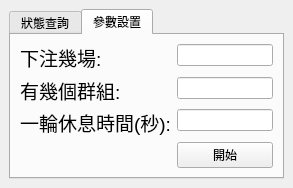
The window that GUI/Sport.ui (130347665/Sport_Auto_gambling_bet) describes before a commit, drawn with Qt 5.
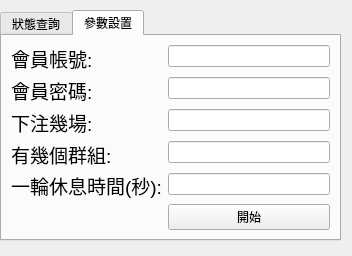
The same window after the commit.

The edit to the form file:
```diff
--- a/GUI/Sport.ui
+++ b/GUI/Sport.ui
@@ -6,8 +6,8 @@
    <rect>
     <x>0</x>
     <y>0</y>
-    <width>293</width>
-    <height>188</height>
+    <width>352</width>
+    <height>256</height>
    </rect>
   </property>
   <property name="windowTitle">
@@ -16,10 +16,10 @@
   <widget class="QWidget" name="widget" native="true">
    <property name="geometry">
     <rect>
-     <x>9</x>
-     <y>9</y>
-     <width>275</width>
-     <height>170</height>
+     <x>0</x>
+     <y>10</y>
+     <width>341</width>
+     <height>231</height>
     </rect>
    </property>
    <layout class="QGridLayout" name="gridLayout_2">
@@ -171,7 +171,7 @@
        <layout class="QGridLayout" name="gridLayout_3">
         <item row="0" column="0">
          <layout class="QFormLayout" name="formLayout_2">
-          <item row="0" column="0">
+          <item row="2" column="0">
            <widget class="QLabel" name="label_5">
             <property name="font">
              <font>
@@ -183,10 +183,10 @@
             </property>
            </widget>
           </item>
-          <item row="0" column="1">
+          <item row="2" column="1">
            <widget class="QLineEdit" name="lineEdit"/>
           </item>
-          <item row="1" column="0">
+          <item row="3" column="0">
            <widget class="QLabel" name="label_6">
             <property name="font">
              <font>
@@ -198,10 +198,10 @@
             </property>
            </widget>
           </item>
-          <item row="1" column="1">
+          <item row="3" column="1">
            <widget class="QLineEdit" name="lineEdit_2"/>
           </item>
-          <item row="2" column="0">
+          <item row="4" column="0">
            <widget class="QLabel" name="label_7">
             <property name="font">
              <font>
@@ -213,16 +213,46 @@
             </property>
            </widget>
           </item>
-          <item row="2" column="1">
+          <item row="4" column="1">
            <widget class="QLineEdit" name="lineEdit_3"/>
           </item>
-          <item row="3" column="1">
+          <item row="5" column="1">
            <widget class="QPushButton" name="pushButton">
             <property name="text">
              <string>開始</string>
             </property>
            </widget>
           </item>
+          <item row="0" column="0">
+           <widget class="QLabel" name="label_12">
+            <property name="font">
+             <font>
+              <pointsize>14</pointsize>
+             </font>
+            </property>
+            <property name="text">
+             <string>會員帳號:</string>
+            </property>
+           </widget>
+          </item>
+          <item row="1" column="0">
+           <widget class="QLabel" name="label_13">
+            <property name="font">
+             <font>
+              <pointsize>14</pointsize>
+             </font>
+            </property>
+            <property name="text">
+             <string>會員密碼:</string>
+            </property>
+           </widget>
+          </item>
+          <item row="0" column="1">
+           <widget class="QLineEdit" name="lineEdit_4"/>
+          </item>
+          <item row="1" column="1">
+           <widget class="QLineEdit" name="lineEdit_5"/>
+          </item>
          </layout>
         </item>
        </layout>
```
